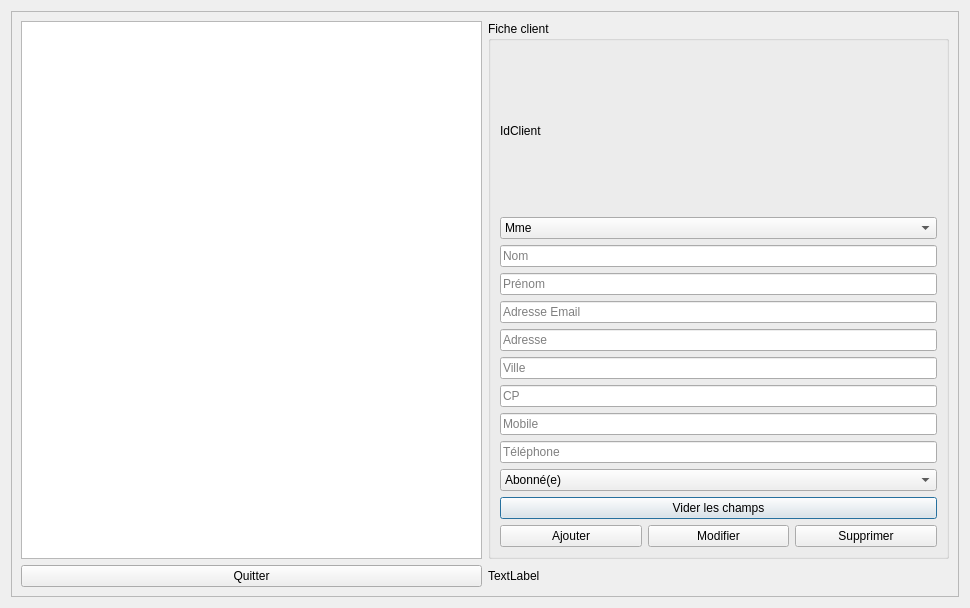
Old version of the form FestiClicC/clients.ui in the repository FestiClic/FestiClic3.
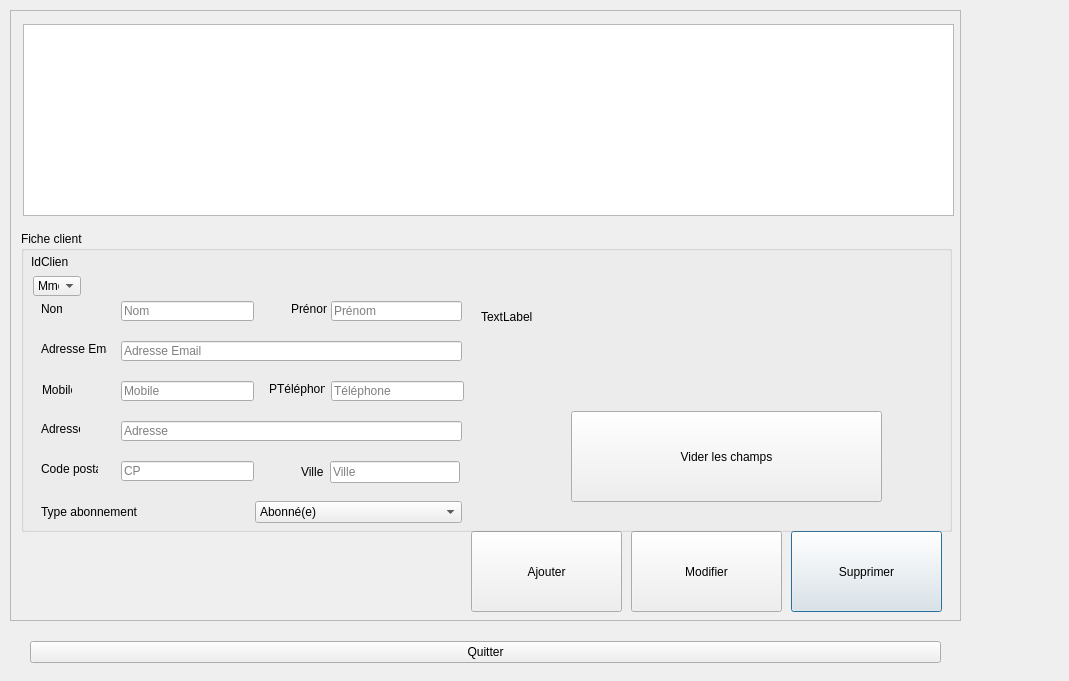
New version of the form.

Diff of the .ui file:
```diff
--- a/FestiClicC/clients.ui
+++ b/FestiClicC/clients.ui
@@ -6,16 +6,22 @@
    <rect>
     <x>0</x>
     <y>0</y>
-    <width>970</width>
-    <height>608</height>
+    <width>1069</width>
+    <height>681</height>
    </rect>
   </property>
   <property name="windowTitle">
    <string>Dialog</string>
   </property>
-  <layout class="QVBoxLayout" name="verticalLayout_4">
-   <item>
     <widget class="QScrollArea" name="scrollArea">
+   <property name="geometry">
+    <rect>
+     <x>10</x>
+     <y>10</y>
+     <width>951</width>
+     <height>611</height>
+    </rect>
+   </property>
      <property name="widgetResizable">
       <bool>true</bool>
      </property>
@@ -24,33 +30,93 @@
        <rect>
         <x>0</x>
         <y>0</y>
-        <width>950</width>
-        <height>588</height>
-       </rect>
-      </property>
-      <layout class="QVBoxLayout" name="verticalLayout_3">
-       <item>
-        <layout class="QVBoxLayout" name="verticalLayout_2">
-         <item>
-          <layout class="QHBoxLayout" name="horizontalLayout_2">
-           <item>
-            <widget class="QTableView" name="cltTabV"/>
-           </item>
-           <item>
+      <width>949</width>
+      <height>609</height>
+     </rect>
+    </property>
+    <widget class="QPushButton" name="cltBtnSupprimer">
+     <property name="geometry">
+      <rect>
+       <x>780</x>
+       <y>520</y>
+       <width>151</width>
+       <height>81</height>
+      </rect>
+     </property>
+     <property name="text">
+      <string>Supprimer</string>
+     </property>
+    </widget>
+    <widget class="QPushButton" name="cltBtnModifier">
+     <property name="geometry">
+      <rect>
+       <x>620</x>
+       <y>520</y>
+       <width>151</width>
+       <height>81</height>
+      </rect>
+     </property>
+     <property name="text">
+      <string>Modifier</string>
+     </property>
+    </widget>
+    <widget class="QPushButton" name="cltBtnAjouter">
+     <property name="geometry">
+      <rect>
+       <x>460</x>
+       <y>520</y>
+       <width>151</width>
+       <height>81</height>
+      </rect>
+     </property>
+     <property name="text">
+      <string>Ajouter</string>
+     </property>
+    </widget>
+    <widget class="QTableView" name="cltTabV">
+     <property name="geometry">
+      <rect>
+       <x>12</x>
+       <y>13</y>
+       <width>931</width>
+       <height>192</height>
+      </rect>
+     </property>
+    </widget>
             <widget class="QGroupBox" name="groupBox">
+     <property name="geometry">
+      <rect>
+       <x>10</x>
+       <y>220</y>
+       <width>931</width>
+       <height>301</height>
+      </rect>
+     </property>
              <property name="title">
               <string>Fiche client</string>
              </property>
-             <layout class="QVBoxLayout" name="verticalLayout">
-              <item>
                <widget class="QLabel" name="cltLabelIdClient">
+      <property name="geometry">
+       <rect>
+        <x>10</x>
+        <y>23</y>
+        <width>37</width>
+        <height>16</height>
+       </rect>
+      </property>
                 <property name="text">
                  <string>IdClient</string>
                 </property>
                </widget>
-              </item>
-              <item>
                <widget class="QComboBox" name="cltCBoxCivilite">
+      <property name="geometry">
+       <rect>
+        <x>12</x>
+        <y>45</y>
+        <width>48</width>
+        <height>20</height>
+       </rect>
+      </property>
                 <item>
                  <property name="text">
                   <string>Mme</string>
@@ -62,32 +128,176 @@
                  </property>
                 </item>
                </widget>
-              </item>
-              <item>
+     <widget class="QLineEdit" name="cltTxtAdresse">
+      <property name="geometry">
+       <rect>
+        <x>100</x>
+        <y>190</y>
+        <width>341</width>
+        <height>20</height>
+       </rect>
+      </property>
+      <property name="placeholderText">
+       <string>Adresse</string>
+      </property>
+     </widget>
+     <widget class="QLineEdit" name="cltTxtCp">
+      <property name="geometry">
+       <rect>
+        <x>100</x>
+        <y>230</y>
+        <width>133</width>
+        <height>20</height>
+       </rect>
+      </property>
+      <property name="placeholderText">
+       <string>CP</string>
+      </property>
+     </widget>
+     <widget class="QLabel" name="label_7">
+      <property name="geometry">
+       <rect>
+        <x>20</x>
+        <y>190</y>
+        <width>39</width>
+        <height>16</height>
+       </rect>
+      </property>
+      <property name="text">
+       <string>Adresse</string>
+      </property>
+     </widget>
+     <widget class="QLabel" name="label_8">
+      <property name="geometry">
+       <rect>
+        <x>20</x>
+        <y>230</y>
+        <width>57</width>
+        <height>16</height>
+       </rect>
+      </property>
+      <property name="text">
+       <string>Code postal</string>
+      </property>
+     </widget>
+     <widget class="QLabel" name="label_4">
+      <property name="geometry">
+       <rect>
+        <x>20</x>
+        <y>70</y>
+        <width>21</width>
+        <height>16</height>
+       </rect>
+      </property>
+      <property name="text">
+       <string>Nom</string>
+      </property>
+     </widget>
                <widget class="QLineEdit" name="cltTxtNom">
+      <property name="geometry">
+       <rect>
+        <x>100</x>
+        <y>70</y>
+        <width>133</width>
+        <height>20</height>
+       </rect>
+      </property>
                 <property name="placeholderText">
                  <string>Nom</string>
                 </property>
                </widget>
-              </item>
-              <item>
+     <widget class="QLabel" name="label_5">
+      <property name="geometry">
+       <rect>
+        <x>270</x>
+        <y>70</y>
+        <width>36</width>
+        <height>16</height>
+       </rect>
+      </property>
+      <property name="text">
+       <string>Prénom</string>
+      </property>
+     </widget>
                <widget class="QLineEdit" name="cltTxtPrenom">
+      <property name="geometry">
+       <rect>
+        <x>310</x>
+        <y>70</y>
+        <width>131</width>
+        <height>20</height>
+       </rect>
+      </property>
                 <property name="placeholderText">
                  <string>Prénom</string>
                 </property>
                </widget>
-              </item>
-              <item>
+     <widget class="QLabel" name="label_6">
+      <property name="geometry">
+       <rect>
+        <x>20</x>
+        <y>110</y>
+        <width>66</width>
+        <height>16</height>
+       </rect>
+      </property>
+      <property name="text">
+       <string>Adresse Email</string>
+      </property>
+     </widget>
                <widget class="QLineEdit" name="cltTxtEmail">
+      <property name="geometry">
+       <rect>
+        <x>100</x>
+        <y>110</y>
+        <width>341</width>
+        <height>20</height>
+       </rect>
+      </property>
                 <property name="placeholderText">
                  <string>Adresse Email</string>
                 </property>
                </widget>
-              </item>
+     <widget class="QPushButton" name="cltBtnViderChamps">
+      <property name="geometry">
+       <rect>
+        <x>550</x>
+        <y>180</y>
+        <width>311</width>
+        <height>91</height>
+       </rect>
+      </property>
+      <property name="text">
+       <string>Vider les champs</string>
+      </property>
+     </widget>
+     <widget class="QLabel" name="cLabelAlerte">
+      <property name="geometry">
+       <rect>
+        <x>460</x>
+        <y>10</y>
+        <width>461</width>
+        <height>151</height>
+       </rect>
+      </property>
+      <property name="text">
+       <string>TextLabel</string>
+      </property>
+     </widget>
+     <widget class="QWidget" name="">
+      <property name="geometry">
+       <rect>
+        <x>280</x>
+        <y>230</y>
+        <width>159</width>
+        <height>22</height>
+       </rect>
+      </property>
+      <layout class="QHBoxLayout" name="horizontalLayout_9">
               <item>
-               <widget class="QLineEdit" name="cltTxtAdresse">
-                <property name="placeholderText">
-                 <string>Adresse</string>
+        <widget class="QLabel" name="label_9">
+         <property name="text">
+          <string>Ville</string>
                 </property>
                </widget>
               </item>
@@ -98,24 +308,22 @@
                 </property>
                </widget>
               </item>
-              <item>
-               <widget class="QLineEdit" name="cltTxtCp">
-                <property name="placeholderText">
-                 <string>CP</string>
-                </property>
-               </widget>
-              </item>
-              <item>
-               <widget class="QLineEdit" name="cltTxtMob">
-                <property name="placeholderText">
-                 <string>Mobile</string>
-                </property>
-               </widget>
-              </item>
+      </layout>
+     </widget>
+     <widget class="QWidget" name="">
+      <property name="geometry">
+       <rect>
+        <x>20</x>
+        <y>270</y>
+        <width>421</width>
+        <height>22</height>
+       </rect>
+      </property>
+      <layout class="QHBoxLayout" name="horizontalLayout_6">
               <item>
-               <widget class="QLineEdit" name="cltTxtTel">
-                <property name="placeholderText">
-                 <string>Téléphone</string>
+        <widget class="QLabel" name="label">
+         <property name="text">
+          <string>Type abonnement</string>
                 </property>
                </widget>
               </item>
@@ -133,44 +341,72 @@
                 </item>
                </widget>
               </item>
-              <item>
-               <widget class="QPushButton" name="cltBtnViderChamps">
+      </layout>
+     </widget>
+     <widget class="QLabel" name="label_2">
+      <property name="geometry">
+       <rect>
+        <x>21</x>
+        <y>151</y>
+        <width>30</width>
+        <height>16</height>
+       </rect>
+      </property>
                 <property name="text">
-                 <string>Vider les champs</string>
-                </property>
-               </widget>
-              </item>
-              <item>
-               <layout class="QHBoxLayout" name="horizontalLayout">
-                <item>
-                 <widget class="QPushButton" name="cltBtnAjouter">
+       <string>Mobile</string>
+      </property>
+     </widget>
+     <widget class="QLabel" name="label_3">
+      <property name="geometry">
+       <rect>
+        <x>248</x>
+        <y>150</y>
+        <width>56</width>
+        <height>16</height>
+       </rect>
+      </property>
                   <property name="text">
-                   <string>Ajouter</string>
-                  </property>
-                 </widget>
-                </item>
-                <item>
-                 <widget class="QPushButton" name="cltBtnModifier">
-                  <property name="text">
-                   <string>Modifier</string>
-                  </property>
-                 </widget>
-                </item>
-                <item>
-                 <widget class="QPushButton" name="cltBtnSupprimer">
-                  <property name="text">
-                   <string>Supprimer</string>
-                  </property>
-                 </widget>
-                </item>
-               </layout>
-              </item>
-             </layout>
-            </widget>
-           </item>
-          </layout>
-         </item>
-         <item>
+       <string>PTéléphone</string>
+      </property>
+     </widget>
+     <widget class="QLineEdit" name="cltTxtTel">
+      <property name="geometry">
+       <rect>
+        <x>310</x>
+        <y>150</y>
+        <width>133</width>
+        <height>20</height>
+       </rect>
+      </property>
+      <property name="placeholderText">
+       <string>Téléphone</string>
+      </property>
+     </widget>
+     <widget class="QLineEdit" name="cltTxtMob">
+      <property name="geometry">
+       <rect>
+        <x>100</x>
+        <y>150</y>
+        <width>133</width>
+        <height>20</height>
+       </rect>
+      </property>
+      <property name="placeholderText">
+       <string>Mobile</string>
+      </property>
+     </widget>
+    </widget>
+   </widget>
+  </widget>
+  <widget class="QWidget" name="">
+   <property name="geometry">
+    <rect>
+     <x>30</x>
+     <y>640</y>
+     <width>911</width>
+     <height>25</height>
+    </rect>
+   </property>
           <layout class="QHBoxLayout" name="horizontalLayout_3">
            <item>
             <widget class="QPushButton" name="cltBtnQuitter">
@@ -179,22 +415,8 @@
              </property>
             </widget>
            </item>
-           <item>
-            <widget class="QLabel" name="cLabelAlerte">
-             <property name="text">
-              <string>TextLabel</string>
-             </property>
-            </widget>
-           </item>
-          </layout>
-         </item>
-        </layout>
-       </item>
-      </layout>
-     </widget>
-    </widget>
-   </item>
-  </layout>
+   </layout>
+  </widget>
  </widget>
  <tabstops>
   <tabstop>cltCBoxCivilite</tabstop>
```
Left out of the diff: 3 changed lines with no effect on the pictures. Lines whose indentation alone changed are shown as unchanged.
